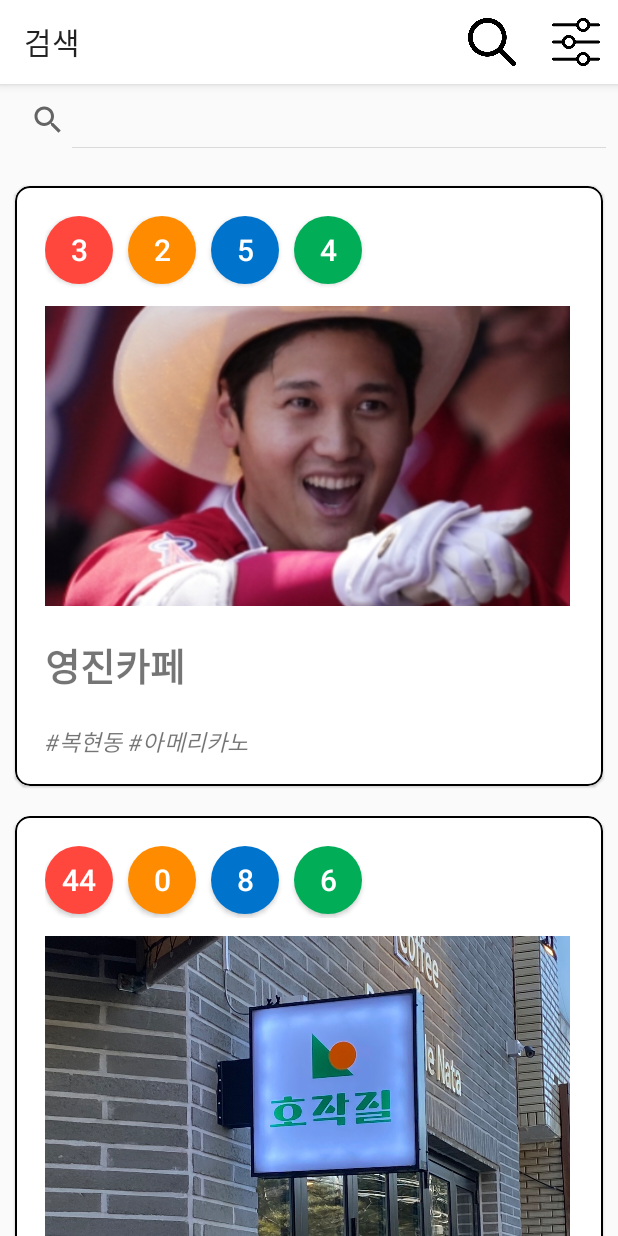
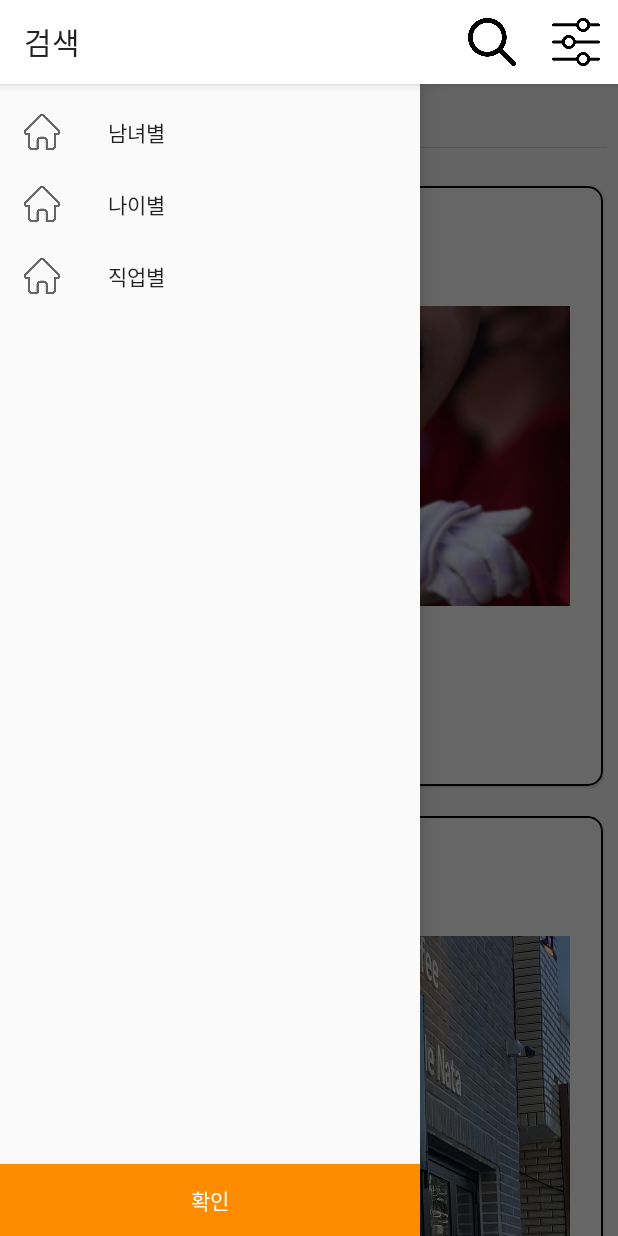
Before and after one commit to sgtlee99/CAFEIN_APP, an Android app: the SearchActivity screen opened directly, with no data from a screen before it, after a tap on "필터", on a phone screen of 412 x 824 dp. Run offline under Robolectric (Android 15) with nearby library versions, the light colour scheme and no system bars; our stand-ins replace Room's generated code.

Commit message:
네비게이션 드로워를 넣긴 넣음

```diff
--- a/app/src/main/java/com/example/cafein_app/HomeActivity.kt
+++ b/app/src/main/java/com/example/cafein_app/HomeActivity.kt
@@ -56,13 +56,13 @@ class HomeActivity : AppCompatActivity() {
     }
 
     override fun onOptionsItemSelected(item: MenuItem): Boolean {
-        when (item.itemId) {
+        return when (item.itemId) {
             R.id.searchview_button -> {
                 toSearch()
-                return true
+                true
             }
             else -> {
-                return super.onOptionsItemSelected(item)
+                super.onOptionsItemSelected(item)
             }
         }
     }
--- a/app/src/main/java/com/example/cafein_app/SearchActivity.kt
+++ b/app/src/main/java/com/example/cafein_app/SearchActivity.kt
@@ -1,37 +1,46 @@
 package com.example.cafein_app
 
 import Adapters.SearchAdapter
-import android.content.ContentValues.TAG
 import androidx.appcompat.app.AppCompatActivity
 import android.os.Bundle
 import android.util.Log
 import android.view.Menu
+import android.view.MenuItem
 import android.widget.SearchView
 import androidx.appcompat.app.ActionBar
 import androidx.recyclerview.widget.RecyclerView
 import com.example.myapplication1.CardView_Info
-import java.util.Locale.filter
-import android.widget.Filter.FilterResults
+import android.widget.Toast
+import androidx.core.view.GravityCompat
 import androidx.recyclerview.widget.LinearLayoutManager
-import com.example.cafein_app.databinding.ActivitySearchBinding
-import com.example.myapplication1.CardViewAdapter
-import com.example.myapplication1.CardViewAdapter2
+import com.google.android.material.navigation.NavigationView
+import kotlinx.android.synthetic.main.activity_search_include.*
 
 
-class SearchActivity : AppCompatActivity() {
+class SearchActivity : AppCompatActivity(), NavigationView.OnNavigationItemSelectedListener {
 
     val TAG = "SearchActivity"
-    lateinit var searchpage_recyclerview : RecyclerView
-    lateinit var searchpage_searchview : SearchView
+    lateinit var searchpage_recyclerview: RecyclerView
+    lateinit var searchpage_searchview: SearchView
 
     lateinit var searchAdapter: SearchAdapter
-    lateinit var itemList : ArrayList<CardView_Info>
+    lateinit var itemList: ArrayList<CardView_Info>
 
     override fun onCreate(savedInstanceState: Bundle?) {
         super.onCreate(savedInstanceState)
-        setContentView(R.layout.activity_search)
+//        setContentView(R.layout.activity_search)
+        setContentView(R.layout.activity_search_include)
 
         Appbar_Setting()    //앱바 타이틀 수정 (기능 추가 가능)
+
+        //함수 처리 필요 네비게이션 드로워 확인버튼 액션
+        filter_set_button.setOnClickListener {
+            Toast.makeText(this, "필터 확인", Toast.LENGTH_SHORT).show()
+            main_drawer_layout.closeDrawers()
+        }
+
+//        var main_navigationView = findViewById<NavigationView>(R.id.main_navigationView)
+        main_navigationView.setNavigationItemSelectedListener(this)
 
         searchpage_recyclerview = findViewById(R.id.searchpage_recyclerview)
         searchpage_searchview = findViewById(R.id.searchpage_searchview)
@@ -41,6 +50,8 @@ class SearchActivity : AppCompatActivity() {
 
         itemList = tempCards()
         setAdapter()
+
+
     }
 
     var searchViewTextListener: SearchView.OnQueryTextListener =
@@ -56,20 +67,20 @@ class SearchActivity : AppCompatActivity() {
 //                CardViewAdapter.filter.filter(s)
                 searchAdapter.filter.filter(s)
 
-                Log.d(TAG, "SearchVies Text is changed : $s")
+                Log.d(TAG, "SearchView's Text is changed : $s")
                 return false
             }
         }
 
     override fun onCreateOptionsMenu(menu: Menu?): Boolean {
 //        return super.onCreateOptionsMenu(menu)
-        menuInflater.inflate(R.menu.home_appbar2,menu)
+        menuInflater.inflate(R.menu.home_appbar2, menu)
         return true
     }
 
 
     private fun Appbar_Setting() {
-        var search_actionbar : ActionBar = supportActionBar!!
+        var search_actionbar: ActionBar = supportActionBar!!
         search_actionbar.setTitle("검색")
     }
 
@@ -78,7 +89,8 @@ class SearchActivity : AppCompatActivity() {
         searchAdapter = SearchAdapter(itemList, this)
         searchpage_recyclerview.adapter = searchAdapter
     }
-    fun tempCards() : ArrayList<CardView_Info> {
+
+    fun tempCards(): ArrayList<CardView_Info> {
         var tempCards = ArrayList<CardView_Info>()
         tempCards.add(CardView_Info("영진카페", "#복현동 #아메리카노", R.drawable.friend, 3, 2, 5, 4))
         tempCards.add(CardView_Info("로켓", "#태그1 #태그2", R.drawable.cafe_front, 44, 0, 8, 6))
@@ -87,6 +99,31 @@ class SearchActivity : AppCompatActivity() {
         return tempCards
     }
 
+    override fun onNavigationItemSelected(item: MenuItem): Boolean {
+        when (item.itemId) {
+            R.id.account -> Toast.makeText(this, "account clicked", Toast.LENGTH_SHORT).show()
+            R.id.item2 -> Toast.makeText(this, "item2 clicked", Toast.LENGTH_SHORT).show()
+            R.id.item3 -> Toast.makeText(this, "item3 clicked", Toast.LENGTH_SHORT).show()
+        }
+        return false
+    }
 
+    override fun onOptionsItemSelected(item: MenuItem): Boolean {
+        when (item.itemId) {
+            R.id.searchview_filter -> {
+                main_drawer_layout.openDrawer(GravityCompat.START)
+            }
+        }
+        return super.onOptionsItemSelected(item)
+    }
+//    override fun onBackPressed() { //뒤로가기 처리
+//        if(main_drawer_layout.isDrawerOpen(GravityCompat.START)){
+//            main_drawer_layout.closeDrawers()
+//            // 테스트를 위해 뒤로가기 버튼시 Toast 메시지
+//            Toast.makeText(this,"back btn clicked",Toast.LENGTH_SHORT).show()
+//        } else{
+//            super.onBackPressed()
+//        }
+//    }
 
 }
--- /dev/null
+++ b/app/src/main/res/layout/activity_search_include.xml
@@ -0,0 +1,34 @@
+<?xml version="1.0" encoding="utf-8"?>
+<!--최상위 레이아웃. DrawerLayout-->
+<androidx.drawerlayout.widget.DrawerLayout
+		xmlns:android="http://schemas.android.com/apk/res/android"
+		xmlns:app="http://schemas.android.com/apk/res-auto"
+		xmlns:tools="http://schemas.android.com/tools"
+		android:id="@+id/main_drawer_layout"
+		android:layout_width="match_parent"
+		android:layout_height="match_parent"
+		android:fitsSystemWindows="true">
+	<!--메인 레이아웃-->
+	<include
+			android:layout_width="match_parent"
+			android:layout_height="match_parent"
+			layout="@layout/activity_search" />
+
+	<!--자식 레이아웃. Navigation Drawer-->
+	<com.google.android.material.navigation.NavigationView
+			android:id="@+id/main_navigationView"
+			android:layout_width="wrap_content"
+			android:layout_height="match_parent"
+			android:layout_gravity="left"
+			app:menu="@menu/main_navigation_drawer">
+		<Button
+				android:id="@+id/filter_set_button"
+				android:layout_width="match_parent"
+				android:layout_height="wrap_content"
+				android:layout_gravity="bottom"
+				android:textColor="@color/white"
+				android:text="확인"
+				android:background="@color/orange"/>
+
+	</com.google.android.material.navigation.NavigationView>
+</androidx.drawerlayout.widget.DrawerLayout>
--- a/app/src/main/res/menu/home_appbar.xml
+++ b/app/src/main/res/menu/home_appbar.xml
@@ -8,5 +8,4 @@
 			android:icon="@drawable/search"
 			app:showAsAction="ifRoom"
 			android:title="검색"/>
-
 </menu>
--- /dev/null
+++ b/app/src/main/res/menu/main_navigation_drawer.xml
@@ -0,0 +1,17 @@
+<?xml version="1.0" encoding="utf-8"?>
+<menu xmlns:android="http://schemas.android.com/apk/res/android"
+	  xmlns:app="http://schemas.android.com/apk/res-auto">
+	<item android:id = "@+id/account"
+		  android:icon = "@drawable/home"
+		  android:title = "남녀별"
+			/>
+	<item android:id = "@+id/item2"
+		  android:icon = "@drawable/home"
+		  android:title = "나이별"
+			/>
+	<item android:id = "@+id/item3"
+		  android:icon = "@drawable/home"
+		  android:title = "직업별"
+			/>
+
+</menu>
```
